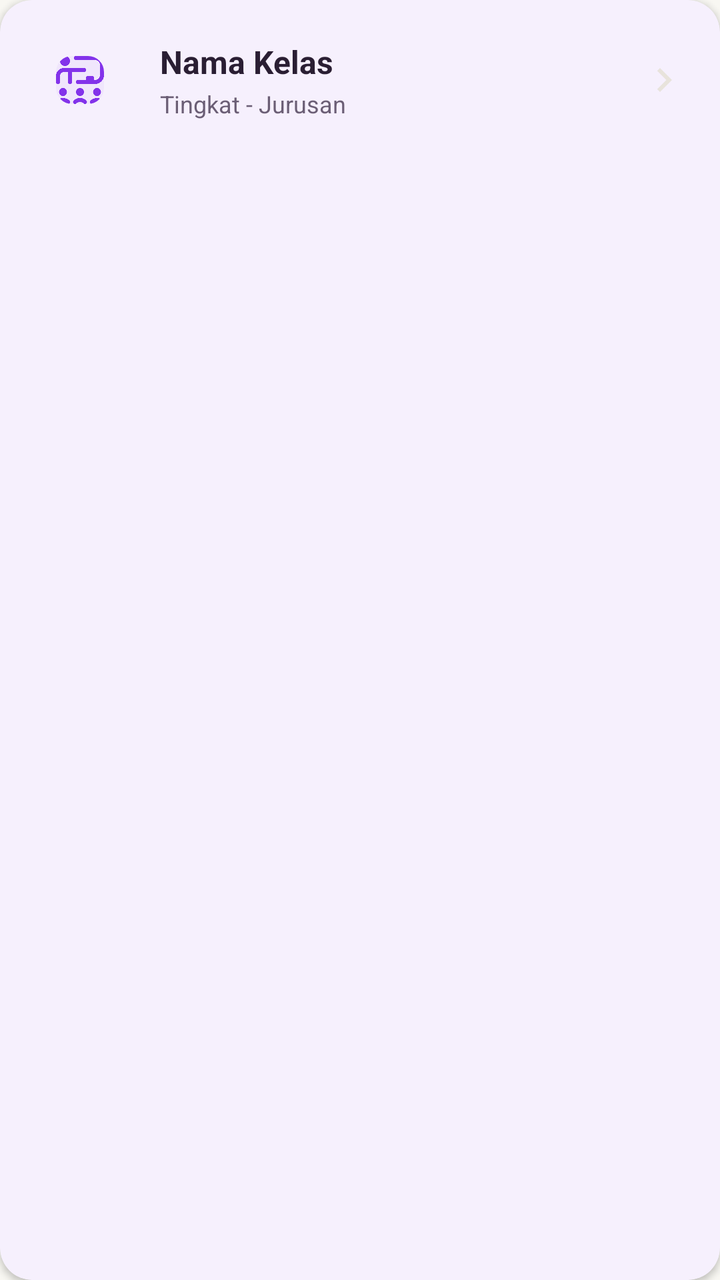
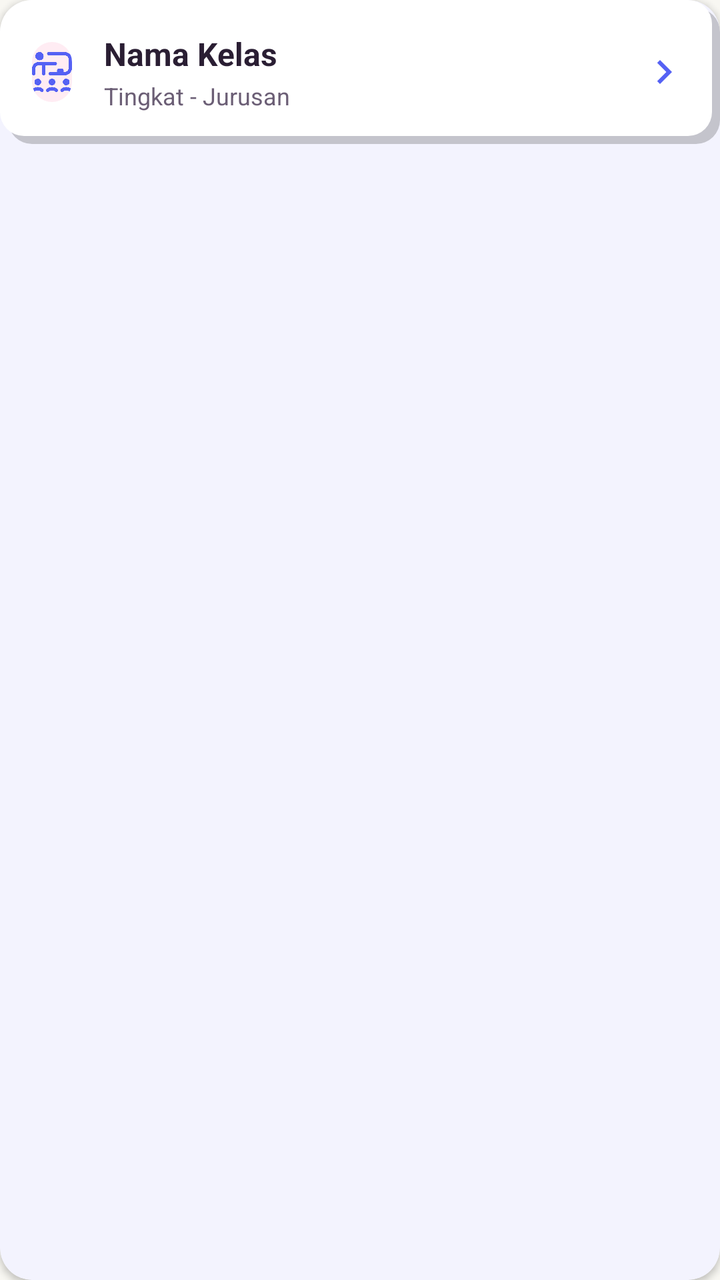

The first picture is an Android layout as it rendered before a commit; the second is the same layout after the commit. The layout source and the unified diff follow.
<!-- AndroidManifest.xml: application theme Theme.BkNova -->
<!-- res/layout/item_kelas_bk.xml -->
<?xml version="1.0" encoding="utf-8"?>
<com.google.android.material.card.MaterialCardView xmlns:android="http://schemas.android.com/apk/res/android"
    xmlns:app="http://schemas.android.com/apk/res-auto"
    android:layout_width="match_parent"
    android:layout_height="wrap_content"
    android:layout_marginBottom="12dp"
    app:cardCornerRadius="16dp"
    app:cardElevation="2dp"
    app:strokeWidth="0dp"
    android:clickable="true"
    android:focusable="true"
    android:foreground="?attr/selectableItemBackground">

    <LinearLayout
        android:layout_width="match_parent"
        android:layout_height="wrap_content"
        android:gravity="center_vertical"
        android:orientation="horizontal"
        android:padding="16dp">

        <com.google.android.material.imageview.ShapeableImageView
            android:layout_width="48dp"
            android:layout_height="48dp"
            android:background="@color/brand_soft"
            android:padding="12dp"
            app:shapeAppearanceOverlay="@style/ShapeAppearance.Rounded8"
            android:src="@drawable/img_7"
            app:tint="@color/brand_primary" />

        <LinearLayout
            android:layout_width="0dp"
            android:layout_height="wrap_content"
            android:layout_weight="1"
            android:layout_marginStart="16dp"
            android:orientation="vertical">

            <TextView
                android:id="@+id/tv_nama_kelas"
                android:layout_width="wrap_content"
                android:layout_height="wrap_content"
                android:text="Nama Kelas"
                android:textColor="@color/text_color_primary"
                android:textSize="16sp"
                android:textStyle="bold" />

            <TextView
                android:id="@+id/tv_tingkat_jurusan"
                android:layout_width="wrap_content"
                android:layout_height="wrap_content"
                android:layout_marginTop="2dp"
                android:text="Tingkat - Jurusan"
                android:textColor="@color/text_color_secondary"
                android:textSize="12sp" />
        </LinearLayout>

        <ImageView
            android:layout_width="24dp"
            android:layout_height="24dp"
            android:src="@drawable/ic_chevron_right"
            app:tint="@color/divider_color" />

    </LinearLayout>
</com.google.android.material.card.MaterialCardView>
<!-- resources referenced by this layout -->
<resources>
  <color name="brand_primary">#8333EA</color>
  <color name="brand_soft">#F0E6FC</color>
  <color name="divider_color">#E8E3DC</color>
  <color name="text_color_primary">#2A1E33</color>
  <color name="text_color_secondary">#6B5E75</color>
  <!-- drawable ic_chevron_right (drawable) -->
  <vector xmlns:android="http://schemas.android.com/apk/res/android"
      android:width="24dp"
      android:height="24dp"
      android:viewportWidth="24"
      android:viewportHeight="24">
      <path
          android:fillColor="#000000"
          android:pathData="M10,6L8.59,7.41 13.17,12l-4.58,4.59L10,18l6,-6z"/>
  </vector>
  <style name="ShapeAppearance.Rounded8" parent="">
          <item name="cornerFamily">rounded</item>
          <item name="cornerSize">8dp</item>
      </style>
  <style name="Theme.BkNova" parent="Base.Theme.BkNova" />
  <style name="Base.Theme.BkNova" parent="Theme.Material3.Light.NoActionBar">
  
          
          <item name="colorPrimary">@color/brand_primary</item>
          <item name="colorOnPrimary">@color/white</item>
          <item name="colorPrimaryContainer">@color/brand_soft</item>
          <item name="colorOnPrimaryContainer">@color/text_color_primary</item>
  
          <item name="colorSecondary">@color/accent_pink</item>
          
          <item name="colorOnSecondary">@color/text_color_primary</item>
          <item name="colorSecondaryContainer">@color/accent_pink_soft</item>
          <item name="colorOnSecondaryContainer">@color/text_color_primary</item>
  
          <item name="colorTertiary">@color/accent_peach</item>
          <item name="colorOnTertiary">@color/text_color_primary</item>
          <item name="colorTertiaryContainer">@color/accent_peach_soft</item>
          <item name="colorOnTertiaryContainer">@color/text_color_primary</item>
  
          <item name="colorSurface">@color/white</item>
          <item name="colorOnSurface">@color/text_color_primary</item>
          <item name="colorSurfaceVariant">@color/background_cream</item>
          <item name="colorOnSurfaceVariant">@color/text_color_secondary</item>
          <item name="android:colorBackground">@color/background_cream</item>
          <item name="colorOnBackground">@color/text_color_primary</item>
  
          <item name="colorOutline">@color/divider_color</item>
          <item name="colorOutlineVariant">@color/divider_color</item>
  
          <item name="colorError">@color/red_text</item>
          <item name="colorOnError">@color/white</item>
          <item name="colorErrorContainer">@color/red_light</item>
          <item name="colorOnErrorContainer">@color/red_text</item>
  
          <item name="android:windowBackground">@color/background_cream</item>
  
          
          <item name="android:statusBarColor">@color/white</item>
          <item name="android:windowLightStatusBar">true</item>
          <item name="android:navigationBarColor">@color/white</item>
          <item name="android:windowLightNavigationBar" tools:targetApi="o_mr1">true</item>
      </style>
  <color name="white">#FFFFFFFF</color>
  <color name="accent_pink">#FF7FAF</color>
  <color name="accent_pink_soft">#FFECF3</color>
  <color name="accent_peach">#FFC6BF</color>
  <color name="accent_peach_soft">#FFE8E5</color>
  <color name="background_cream">#F8F7F2</color>
  <color name="red_text">#DC2626</color>
  <color name="red_light">#FEE2E2</color>
  <!-- unchanged entries left out for length: 1 -->
</resources>

<!-- the commit's change to res/layout/item_kelas_bk.xml (unified diff, before → after) -->
@@ -16,14 +16,14 @@
         android:layout_height="wrap_content"
         android:gravity="center_vertical"
         android:orientation="horizontal"
+        android:background="@drawable/bg_grid_shadow"
         android:padding="16dp">
 
         <com.google.android.material.imageview.ShapeableImageView
-            android:layout_width="48dp"
-            android:layout_height="48dp"
-            android:background="@color/brand_soft"
-            android:padding="12dp"
-            app:shapeAppearanceOverlay="@style/ShapeAppearance.Rounded8"
+            android:layout_width="20dp"
+            android:layout_height="30dp"
+            android:background="@color/accent_pink_soft"
+            app:shapeAppearance="@style/ShapeAppearance.Circle"
             android:src="@drawable/img_7"
             app:tint="@color/brand_primary" />
 
@@ -57,7 +57,7 @@
             android:layout_width="24dp"
             android:layout_height="24dp"
             android:src="@drawable/ic_chevron_right"
-            app:tint="@color/divider_color" />
+            app:tint="@color/brand_primary" />
 
     </LinearLayout>
 </com.google.android.material.card.MaterialCardView>
<!-- resource entries referenced after the edit -->
@@ -1,10 +1,40 @@
 <!-- resources referenced by this layout -->
 <resources>
-  <color name="brand_primary">#8333EA</color>
+  <color name="brand_primary">#5561F4</color>
   <color name="brand_soft">#F0E6FC</color>
   <color name="divider_color">#E8E3DC</color>
   <color name="text_color_primary">#2A1E33</color>
   <color name="text_color_secondary">#6B5E75</color>
+  <!-- drawable bg_grid_shadow (drawable) -->
+  <?xml version="1.0" encoding="utf-8"?>
+  <layer-list xmlns:android="http://schemas.android.com/apk/res/android">
+  
+      
+      <item
+          android:left="4dp"
+  
+          android:top="4dp">
+  
+          <shape android:shape="rectangle">
+              <solid android:color="#32000000" />
+              <corners android:radius="12dp" />
+          </shape>
+  
+      </item>
+  
+      
+      <item
+          android:right="4dp"
+          android:bottom="4dp">
+  
+          <shape android:shape="rectangle">
+              <solid android:color="#FFFFFF" />
+              <corners android:radius="12dp" />
+          </shape>
+  
+      </item>
+  
+  </layer-list>
   <!-- drawable ic_chevron_right (drawable) -->
   <vector xmlns:android="http://schemas.android.com/apk/res/android"
       android:width="24dp"
@@ -15,9 +45,9 @@
           android:fillColor="#000000"
           android:pathData="M10,6L8.59,7.41 13.17,12l-4.58,4.59L10,18l6,-6z"/>
   </vector>
-  <style name="ShapeAppearance.Rounded8" parent="">
+  <style name="ShapeAppearance.Circle" parent="">
           <item name="cornerFamily">rounded</item>
-          <item name="cornerSize">8dp</item>
+          <item name="cornerSize">50%</item>
       </style>
   <style name="Theme.BkNova" parent="Base.Theme.BkNova" />
   <style name="Base.Theme.BkNova" parent="Theme.Material3.Light.NoActionBar">
